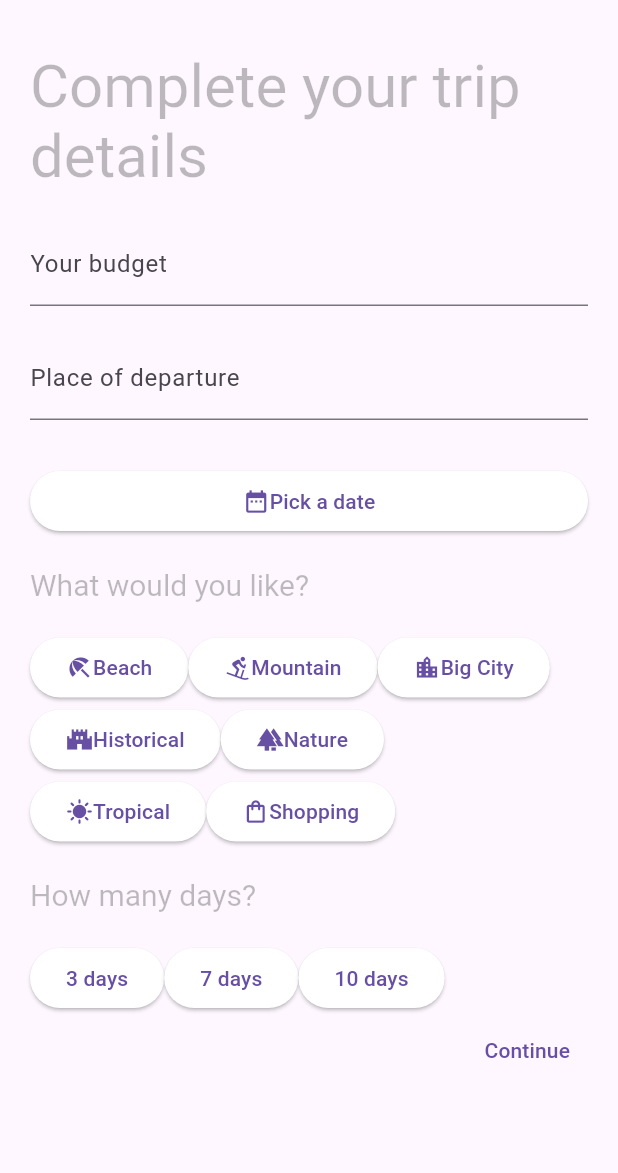
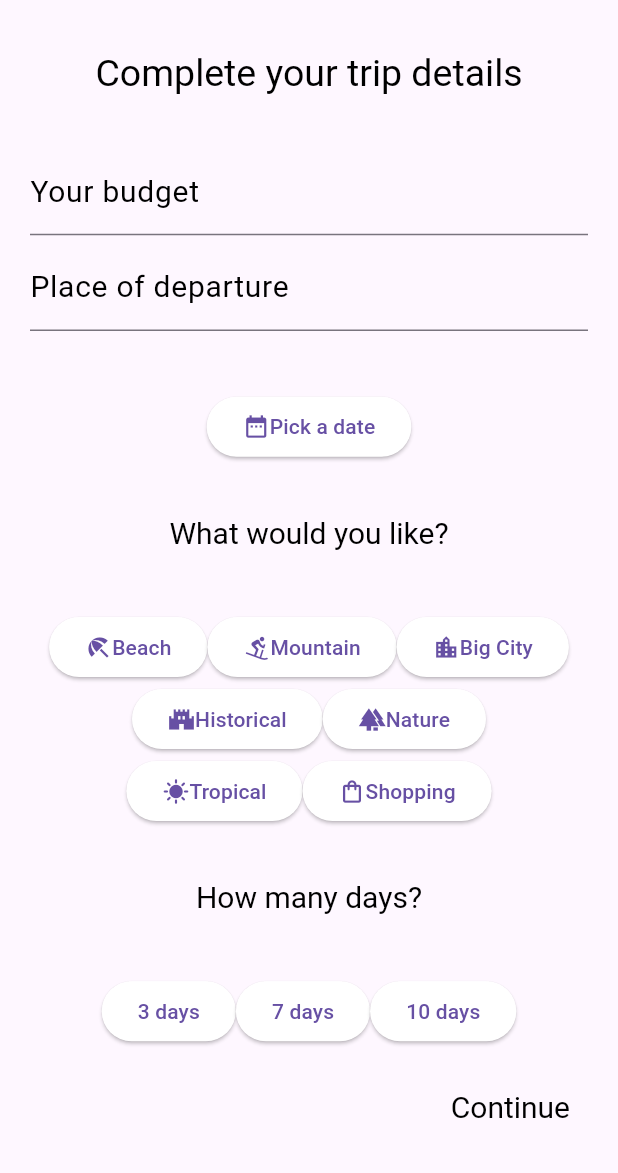
Before and after one commit to ciopeialexandra/MyJourney, a Flutter app: the PlanTripPage screen opened directly, on a phone screen of 412 x 824 dp, the part 63-1236 px from its top. Run offline on Flutter 3.47's test engine with Material 3 defaults, Android fonts, the phone set to English and light mode, and no system bars; our stand-ins replace animated_text_kit, contacts_service, firebase_auth, firebase_core, firebase_database, firebase_storage and 3 more; missing offline and left inert: countries_world_map; accounts and stored records are empty; network calls fail.

```diff
--- a/lib/screens/choose-trip_page.dart
+++ b/lib/screens/choose-trip_page.dart
@@ -351,7 +351,7 @@ class _ChooseTripPageState extends State<ChooseTripPage> {
                children: resultListLocal.map((card) {
                  int index = resultListLocal.indexOf(card);
                  return Dismissible(
-                     key: Key(card.cityAndCountry),
+                     key: Key('card_$index'),
                      direction: DismissDirection.horizontal,
                      onDismissed: (direction) {
                        setState(() {
@@ -362,7 +362,6 @@ class _ChooseTripPageState extends State<ChooseTripPage> {
                        if (direction == DismissDirection.endToStart) {
                          // Handle left swipe
                          _updateResult();
-                         print("da");
                          log("Swiped left on card $index");
                        } else if (direction == DismissDirection.startToEnd) {
                          // Handle right swipe
--- a/lib/screens/plan-trip_page.dart
+++ b/lib/screens/plan-trip_page.dart
@@ -78,8 +78,8 @@ class _PlanTripPageState extends State<PlanTripPage> {
   Widget _animatedText() {
     return const DefaultTextStyle(
       style: TextStyle(
-          fontSize: 40.0,
-          color: Colors.black26
+          fontSize: 25.0,
+          color: Colors.black
       ),
       child: Text('Complete your trip details'),
     );
@@ -93,7 +93,7 @@ class _PlanTripPageState extends State<PlanTripPage> {
     return DefaultTextStyle(
       style: const TextStyle(
           fontSize: 20.0,
-          color: Colors.black26
+          color: Colors.black
       ),
       child: Text(text),
     );
@@ -105,7 +105,8 @@ class _PlanTripPageState extends State<PlanTripPage> {
       keyboardType: TextInputType.number,
       controller: controller,
       decoration: InputDecoration(
-          labelText: title
+          labelText: title,
+        labelStyle: const TextStyle(fontSize: 20.0 , color: Colors.black, fontStyle: FontStyle.normal)
       ),
     );
   }
@@ -115,7 +116,8 @@ class _PlanTripPageState extends State<PlanTripPage> {
     return TextField(
       controller: controller,
       decoration: InputDecoration(
-          labelText: title
+          labelText: title,
+          labelStyle: const TextStyle(fontSize: 20.0 , color: Colors.black, fontStyle: FontStyle.normal)
       ),
     );
   }
@@ -272,7 +274,7 @@ class _PlanTripPageState extends State<PlanTripPage> {
               }
             }
             ),
-        child: const Text('Continue')
+        child: _text("Continue")
     );
   }
   void scrollListToEND() {
@@ -661,19 +663,21 @@ class _PlanTripPageState extends State<PlanTripPage> {
       ),
       body: Container(
         padding: const EdgeInsets.all(20),
-        child: ListView(
+        child: Expanded(
+          child:Column(
+            mainAxisAlignment: MainAxisAlignment.center,
+          crossAxisAlignment: CrossAxisAlignment.center,
           children: <Widget>[
-            _animatedText(),
-            const SizedBox(height: 20),
-            _entryFieldNumber("Your budget", budgetController),
-            const SizedBox(height: 20),
-            _entryFieldText("Place of departure", departureController),
-            const SizedBox(height: 30),
+            Expanded(child: _animatedText()),
+        Expanded(child: _entryFieldNumber("Your budget", budgetController)),
+        Expanded(child:_entryFieldText("Place of departure", departureController)),
+            const SizedBox(height: 35),
             _dateButton(),
-            const SizedBox(height: 20),
-            _text('What would you like?'),
-            const SizedBox(height: 20),
+            const SizedBox(height: 35),
+        Expanded(child: _text('What would you like?')),
             Row(
+              mainAxisAlignment: MainAxisAlignment.center,
+              crossAxisAlignment: CrossAxisAlignment.center,
               children: <Widget>[
                 _beachButton(),
                 _mountainButton(),
@@ -681,22 +685,28 @@ class _PlanTripPageState extends State<PlanTripPage> {
               ],
             ),
         Row(
+          mainAxisAlignment: MainAxisAlignment.center,
+          crossAxisAlignment: CrossAxisAlignment.center,
           children: <Widget>[
             _attractionsButton(),
             _natureButton(),
             ],
         ),
             Row(
+              mainAxisAlignment: MainAxisAlignment.center,
+              crossAxisAlignment: CrossAxisAlignment.center,
               children: <Widget>[
                 _tropicalButton(),
                 _shoppingButton(),
               ],
             ),
-            const SizedBox(height: 20),
-            _text("How many days?"),
-            const SizedBox(height: 20),
+            const SizedBox(height: 35),
+        Expanded(child:_text("How many days?")),
             Row(
+              mainAxisAlignment: MainAxisAlignment.center,
+              crossAxisAlignment: CrossAxisAlignment.center,
               children: <Widget>[
+
                 _threeButton(),
                 _sevenButton(),
                 _tenButton(),
@@ -711,6 +721,7 @@ class _PlanTripPageState extends State<PlanTripPage> {
           ],
         ),
       ),
+    )
     );
   }
 
--- a/pubspec.yaml
+++ b/pubspec.yaml
@@ -52,6 +52,7 @@ dependencies:
   provider: ^6.1.2
   openai_dalle_wrapper: ^1.0.0
   swiping_card_deck: ^1.3.0
+  rive: ^0.13.4
 
 dev_dependencies:
   flutter_test:
```
Also changed, not shown: lib/navigate.dart (deleted, +0 -50 lines), lib/screens/home_page.dart (+110 -14 lines), lib/screens/plan-result_page.dart (+11 -4 lines), pubspec.lock.
